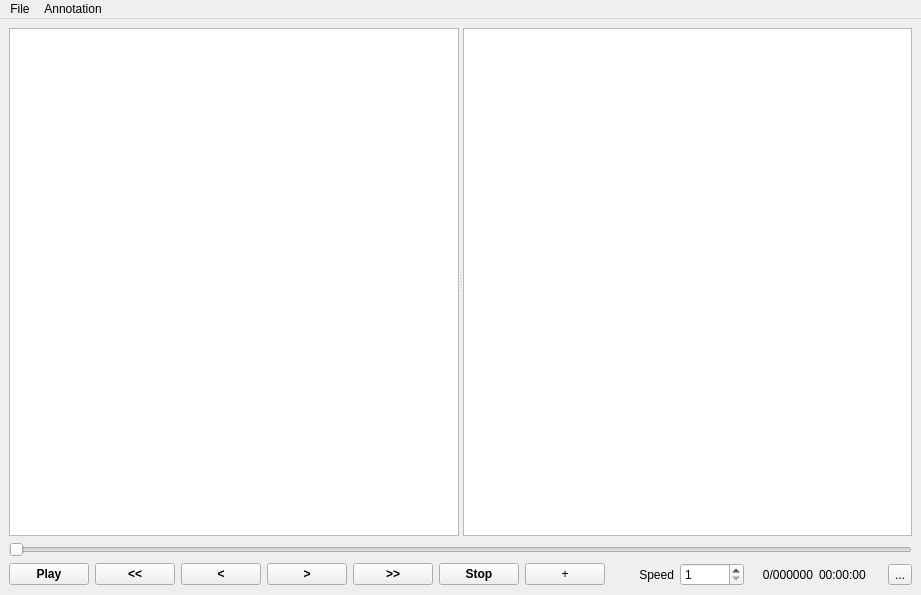
smartsenselab/SSAT, file modules/app/mainwindow.ui: the form before one commit.
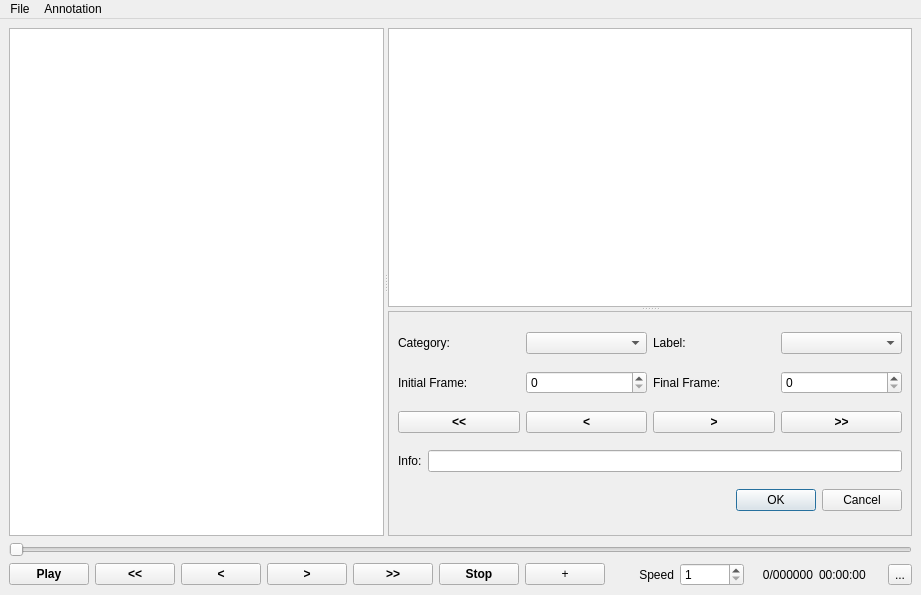
The form after the commit. Custom widgets are drawn as their Qt base class.

The edit to the form file:
```diff
--- a/modules/app/mainwindow.ui
+++ b/modules/app/mainwindow.ui
@@ -16,15 +16,191 @@
   <widget class="QWidget" name="widget">
    <layout class="QGridLayout" name="gridLayout">
     <item row="0" column="0" colspan="12">
-     <widget class="QSplitter" name="splitter">
+     <widget class="QSplitter" name="splitter_2">
       <property name="orientation">
        <enum>Qt::Horizontal</enum>
       </property>
       <widget class="QGraphicsView" name="viewFrame"/>
-      <widget class="QTableView" name="tableViewFrame">
-       <property name="selectionBehavior">
-        <enum>QAbstractItemView::SelectItems</enum>
+      <widget class="QSplitter" name="splitter">
+       <property name="orientation">
+        <enum>Qt::Vertical</enum>
        </property>
+       <widget class="QTableView" name="tableViewFrame">
+        <property name="selectionBehavior">
+         <enum>QAbstractItemView::SelectItems</enum>
+        </property>
+       </widget>
+       <widget class="QFrame" name="frame">
+        <property name="frameShape">
+         <enum>QFrame::StyledPanel</enum>
+        </property>
+        <property name="frameShadow">
+         <enum>QFrame::Raised</enum>
+        </property>
+        <layout class="QHBoxLayout" name="horizontalLayout_10">
+         <item>
+          <layout class="QGridLayout" name="gridLayout_2">
+           <item row="0" column="0">
+            <layout class="QHBoxLayout" name="horizontalLayout_5">
+             <item>
+              <widget class="QLabel" name="labelCategory_2">
+               <property name="text">
+                <string>Category: </string>
+               </property>
+              </widget>
+             </item>
+             <item>
+              <widget class="QComboBox" name="comboBoxCategory_2"/>
+             </item>
+             <item>
+              <widget class="QLabel" name="labelLabel_2">
+               <property name="text">
+                <string>Label: </string>
+               </property>
+              </widget>
+             </item>
+             <item>
+              <widget class="QComboBox" name="comboBoxLabel_2"/>
+             </item>
+            </layout>
+           </item>
+           <item row="1" column="0">
+            <layout class="QHBoxLayout" name="horizontalLayout_6">
+             <item>
+              <widget class="QLabel" name="labelInitialFrame_2">
+               <property name="text">
+                <string>Initial Frame: </string>
+               </property>
+              </widget>
+             </item>
+             <item>
+              <widget class="QSpinBox" name="spinBoxInitialFrame_2">
+               <property name="maximum">
+                <number>999999999</number>
+               </property>
+              </widget>
+             </item>
+             <item>
+              <widget class="QLabel" name="labelFinalFrame_2">
+               <property name="text">
+                <string>Final Frame: </string>
+               </property>
+              </widget>
+             </item>
+             <item>
+              <widget class="QSpinBox" name="spinBoxFinalFrame_2">
+               <property name="maximum">
+                <number>999999999</number>
+               </property>
+              </widget>
+             </item>
+            </layout>
+           </item>
+           <item row="2" column="0">
+            <layout class="QHBoxLayout" name="horizontalLayout_7">
+             <item>
+              <widget class="QPushButton" name="buttonRewindF_3">
+               <property name="font">
+                <font>
+                 <weight>75</weight>
+                 <bold>true</bold>
+                </font>
+               </property>
+               <property name="text">
+                <string>&lt;&lt;</string>
+               </property>
+              </widget>
+             </item>
+             <item>
+              <widget class="QPushButton" name="buttonRewind_3">
+               <property name="font">
+                <font>
+                 <weight>75</weight>
+                 <bold>true</bold>
+                </font>
+               </property>
+               <property name="text">
+                <string>&lt;</string>
+               </property>
+              </widget>
+             </item>
+             <item>
+              <widget class="QPushButton" name="buttonForward_3">
+               <property name="font">
+                <font>
+                 <weight>75</weight>
+                 <bold>true</bold>
+                </font>
+               </property>
+               <property name="text">
+                <string>&gt;</string>
+               </property>
+              </widget>
+             </item>
+             <item>
+              <widget class="QPushButton" name="buttonForwardF_3">
+               <property name="font">
+                <font>
+                 <weight>75</weight>
+                 <bold>true</bold>
+                </font>
+               </property>
+               <property name="text">
+                <string>&gt;&gt;</string>
+               </property>
+              </widget>
+             </item>
+            </layout>
+           </item>
+           <item row="4" column="0">
+            <layout class="QHBoxLayout" name="horizontalLayout_8">
+             <item>
+              <spacer name="horizontalSpacer_2">
+               <property name="orientation">
+                <enum>Qt::Horizontal</enum>
+               </property>
+               <property name="sizeHint" stdset="0">
+                <size>
+                 <width>40</width>
+                 <height>20</height>
+                </size>
+               </property>
+              </spacer>
+             </item>
+             <item>
+              <widget class="QDialogButtonBox" name="buttonBox_2">
+               <property name="orientation">
+                <enum>Qt::Horizontal</enum>
+               </property>
+               <property name="standardButtons">
+                <set>QDialogButtonBox::Cancel|QDialogButtonBox::Ok</set>
+               </property>
+              </widget>
+             </item>
+            </layout>
+           </item>
+           <item row="3" column="0">
+            <layout class="QHBoxLayout" name="horizontalLayout_9">
+             <item>
+              <widget class="QLabel" name="labelName_2">
+               <property name="text">
+                <string>Info:</string>
+               </property>
+              </widget>
+             </item>
+             <item>
+              <widget class="QLineEdit" name="lineEditName_2">
+               <property name="text">
+                <string/>
+               </property>
+              </widget>
+             </item>
+            </layout>
+           </item>
+          </layout>
+         </item>
+        </layout>
+       </widget>
       </widget>
      </widget>
     </item>
```
Left out of the diff: 56 changed lines with no effect on the pictures.
